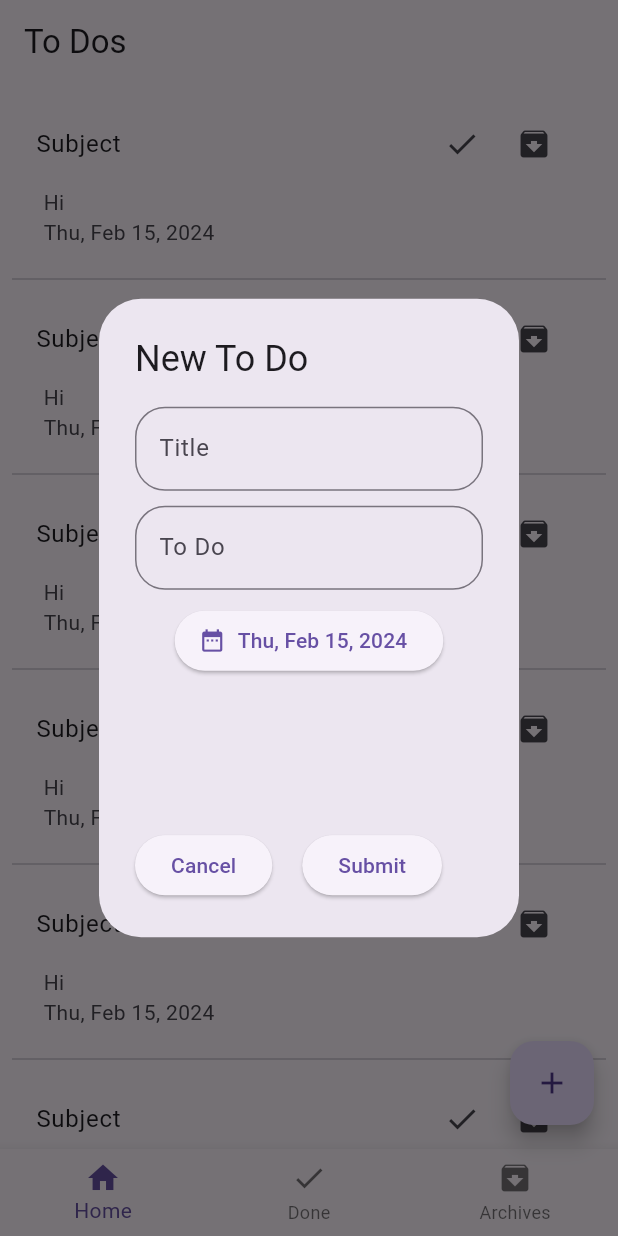
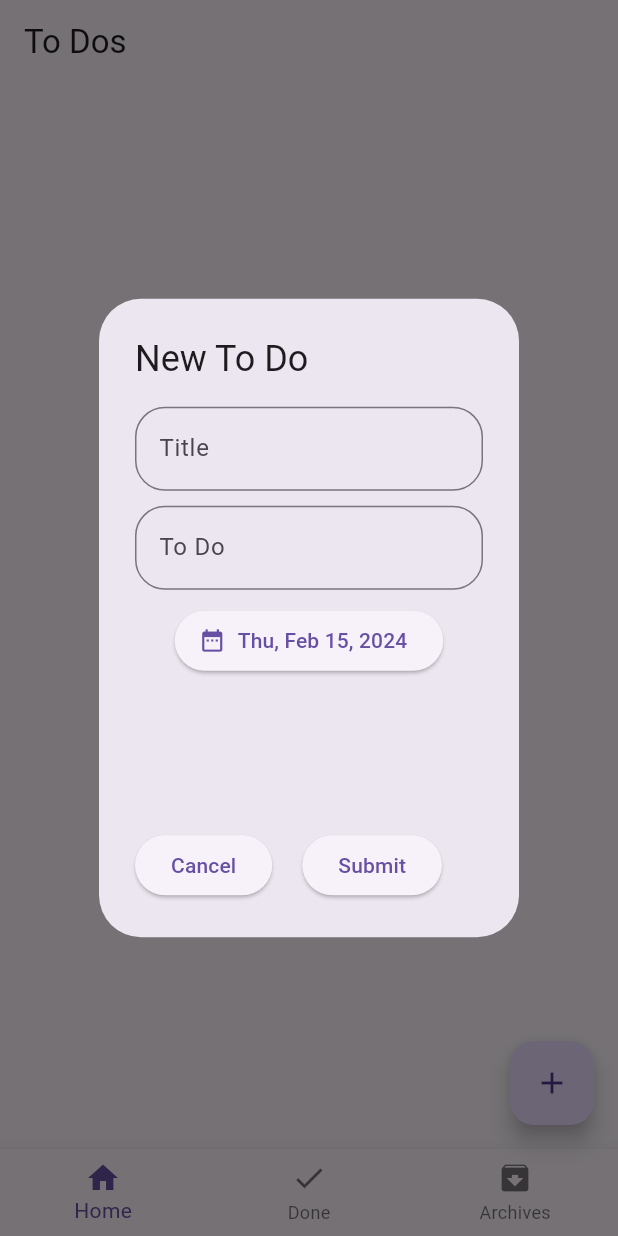
Before and after one commit to osmankunt/to_do_app, a Flutter app: the screen it shows after launch, after a tap on the "add" icon, on a phone screen of 412 x 824 dp. Run offline on Flutter 3.47's test engine with Material 3 defaults, Android fonts, the phone set to English and light mode, and no system bars; our stand-ins replace bloc, equatable, flutter_bloc, hive, hive_flutter; accounts and stored records are empty.

Commit message:
HiveBox connection implementations and refactoring

```diff
--- a/lib/constant/constants.dart
+++ b/lib/constant/constants.dart
@@ -8,4 +8,5 @@ class Constants {
   static String homeText = "Home";
   static String doneText = "Done";
   static String archivedText = "Archives";
+  static String emptyToDoList = "All Todos is empty";
 }
--- a/lib/main.dart
+++ b/lib/main.dart
@@ -3,17 +3,17 @@ import 'dart:io';
 import 'package:flutter/material.dart';
 import 'package:flutter_bloc/flutter_bloc.dart';
 import 'package:hive_flutter/hive_flutter.dart';
+import 'package:path_provider/path_provider.dart';
 import 'package:to_do_app/model/todo_model.dart';
 import 'package:to_do_app/view/home/home_view.dart';
 import 'package:to_do_app/view/home/home_view_model.dart';
-import 'package:to_do_app/view/home/home_view_model_states.dart';
 
 const String toDoBox = "todos";
 
 Future<void> main() async {
   WidgetsFlutterBinding.ensureInitialized();
-  var path = Directory.current.path;
-  Hive.init(path);
+  var directory = await getApplicationDocumentsDirectory();
+  Hive.init(directory.path);
   Hive.registerAdapter(ToDoModelAdapter());
   await Hive.initFlutter();
   await Hive.openBox<ToDoModel>(toDoBox);
--- a/lib/model/todo_model.dart
+++ b/lib/model/todo_model.dart
@@ -1,4 +1,4 @@
-import 'package:hive_flutter/hive_flutter.dart';
+import 'package:hive/hive.dart';
 
 part 'todo_model.g.dart';
 
--- a/lib/view/home/home_view_model.dart
+++ b/lib/view/home/home_view_model.dart
@@ -1,5 +1,4 @@
 import 'package:bloc/bloc.dart';
-import 'package:flutter/cupertino.dart';
 import 'package:flutter/material.dart';
 import 'package:flutter_bloc/flutter_bloc.dart';
 import 'package:hive_flutter/hive_flutter.dart';
@@ -9,10 +8,10 @@ import 'package:to_do_app/model/todo_model.dart';
 import 'package:to_do_app/utils/index.dart';
 import 'package:to_do_app/view/home/home_view_model_states.dart';
 
-import '../../constant/constants.dart';
-
 class HomeViewModel extends Cubit<HomeViewModelStates> {
   HomeViewModel() : super(const HomeViewModelStates());
+
+  static HomeViewModel get(context) => BlocProvider.of(context);
 
   int currentIndex = 0;
   static Index indexEnum = Index.none;
@@ -44,21 +43,24 @@ class HomeViewModel extends Cubit<HomeViewModelStates> {
     });
   }
 
+  List<ToDoModel>? todosList = [];
+  List<int>? keys = [];
+
   getHiveBox() async {
     emit(state.copyWith(viewStatus: ViewStatus.loading));
-    var box = await Hive.openBox<HomeViewModel>(Constants.todosText);
+    var box = await Hive.openBox<ToDoModel>('todos');
     var keys = [];
     keys = box.keys.cast<int>().toList();
     var toDoList = [];
     for (var key in keys) {
-      toDoList.add(box.get(key)!);
+      toDoList.add(box.get(key));
     }
     box.close();
     emit(state.copyWith(viewStatus: ViewStatus.success));
   }
 
   submitToDo(ToDoModel toDoModel) async {
-    await Hive.openBox<ToDoModel>(Constants.todosText).then((todo) => todo.add(toDoModel)).then(
+    await Hive.openBox<ToDoModel>('todos').then((todo) => todo.add(toDoModel)).then(
           (value) => getHiveBox(),
         );
   }
--- a/lib/view/todos/todos_view.dart
+++ b/lib/view/todos/todos_view.dart
@@ -1,22 +1,36 @@
 import 'package:flutter/material.dart';
+import 'package:flutter_bloc/flutter_bloc.dart';
+import 'package:to_do_app/model/todo_model.dart';
+import 'package:to_do_app/view/home/home_view_model.dart';
+import 'package:to_do_app/view/home/home_view_model_states.dart';
 import 'package:to_do_app/widgets/todo_list_tile.dart';
+
+import '../../constant/constants.dart';
 
 class ToDosView extends StatelessWidget {
   const ToDosView({Key? key}) : super(key: key);
 
   @override
   Widget build(BuildContext context) {
-    return ListView.builder(
-      itemCount: 10,
-      shrinkWrap: true,
-      itemBuilder: (context, index) {
-        return const Column(
-          children: [
-            ToDoListTile(),
-            Divider(),
-          ],
-        );
-      },
-    );
+    return BlocBuilder<HomeViewModel, HomeViewModelStates>(builder: (context, state) {
+      var cubit = HomeViewModel.get(context);
+      List<ToDoModel>? todosList = [];
+      for (var item in cubit.todosList!) {
+        if (!item.isArchived && !item.isDone) {
+          todosList.add(item);
+        }
+      }
+      return todosList.isEmpty
+          ? Center(
+              child: Text(Constants.emptyToDoList),
+            )
+          : ListView.builder(
+              itemBuilder: (context, index) {
+                return ToDoListTile(todoModel: todosList[index]);
+              },
+              itemCount: todosList.length,
+              shrinkWrap: true,
+            );
+    });
   }
 }
--- a/lib/widgets/todo_list_tile.dart
+++ b/lib/widgets/todo_list_tile.dart
@@ -1,15 +1,22 @@
 import 'package:flutter/material.dart';
 import 'package:intl/intl.dart';
+import 'package:to_do_app/model/todo_model.dart';
+import 'package:to_do_app/view/home/home_view_model.dart';
 
 class ToDoListTile extends StatelessWidget {
-  const ToDoListTile({Key? key}) : super(key: key);
+  const ToDoListTile({
+    required this.todoModel,
+    Key? key,
+  }) : super(key: key);
+  final ToDoModel todoModel;
 
   @override
   Widget build(BuildContext context) {
+    var cubit = HomeViewModel.get(context);
     return ListTile(
       title: Row(
         children: [
-          const Text('Subject'),
+          Text(todoModel.title),
           const Spacer(),
           IconButton(
             onPressed: () {},
--- a/pubspec.yaml
+++ b/pubspec.yaml
@@ -43,6 +43,7 @@ dependencies:
   build_runner: ^2.4.8
   hive_flutter: ^1.1.0
   intl: ^0.19.0
+  path_provider: ^2.1.2
 
 dev_dependencies:
   hive_generator: ^2.0.1
```
Also changed, not shown: pubspec.lock.
